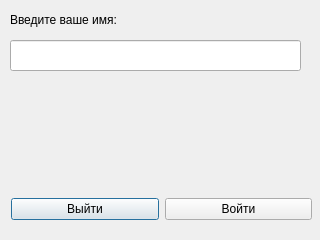
Inf1dell/QtApp, file LoginView.ui: the form before one commit.
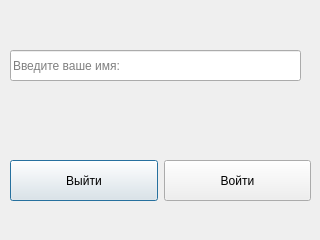
The form after the commit.

The edit to the form file:
```diff
--- a/LoginView.ui
+++ b/LoginView.ui
@@ -13,24 +13,11 @@
   <property name="windowTitle">
    <string>Авторизация</string>
   </property>
-  <widget class="QLabel" name="label">
-   <property name="geometry">
-    <rect>
-     <x>10</x>
-     <y>10</y>
-     <width>250</width>
-     <height>20</height>
-    </rect>
-   </property>
-   <property name="text">
-    <string>Введите ваше имя:</string>
-   </property>
-  </widget>
   <widget class="QWidget" name="horizontalLayoutWidget">
    <property name="geometry">
     <rect>
-     <x>11</x>
-     <y>189</y>
+     <x>10</x>
+     <y>160</y>
      <width>301</width>
      <height>41</height>
     </rect>
@@ -38,6 +25,12 @@
    <layout class="QHBoxLayout" name="horizontalLayout">
     <item>
      <widget class="QPushButton" name="exitBtn">
+      <property name="sizePolicy">
+       <sizepolicy hsizetype="Minimum" vsizetype="Minimum">
+        <horstretch>0</horstretch>
+        <verstretch>0</verstretch>
+       </sizepolicy>
+      </property>
       <property name="text">
        <string>Выйти</string>
       </property>
@@ -45,6 +38,12 @@
     </item>
     <item>
      <widget class="QPushButton" name="loginBtn">
+      <property name="sizePolicy">
+       <sizepolicy hsizetype="Minimum" vsizetype="Minimum">
+        <horstretch>0</horstretch>
+        <verstretch>0</verstretch>
+       </sizepolicy>
+      </property>
       <property name="text">
        <string>Войти</string>
       </property>
@@ -56,11 +55,20 @@
    <property name="geometry">
     <rect>
      <x>10</x>
-     <y>40</y>
+     <y>50</y>
      <width>291</width>
      <height>31</height>
     </rect>
    </property>
+   <property name="inputMask">
+    <string/>
+   </property>
+   <property name="text">
+    <string/>
+   </property>
+   <property name="placeholderText">
+    <string>Введите ваше имя:</string>
+   </property>
   </widget>
  </widget>
  <resources/>
```
